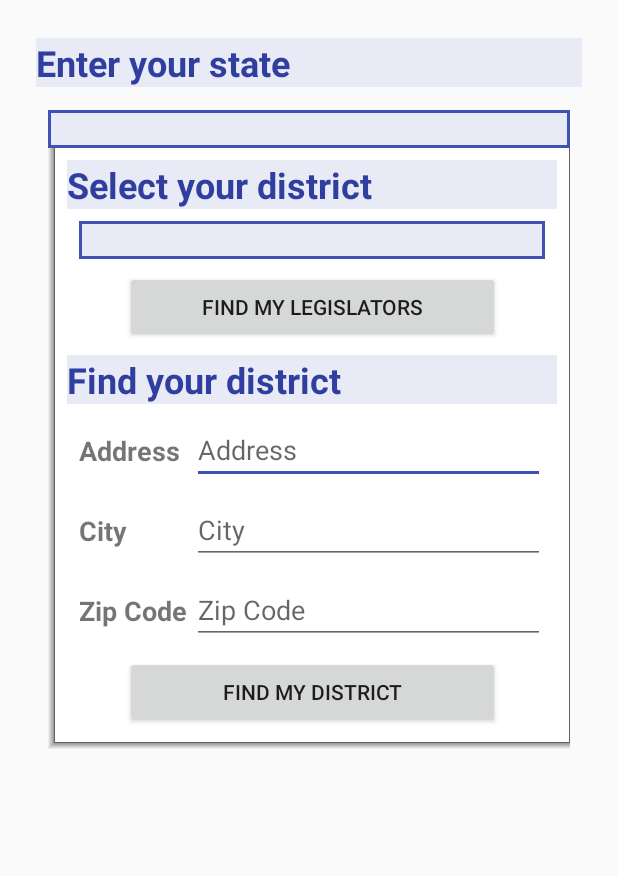
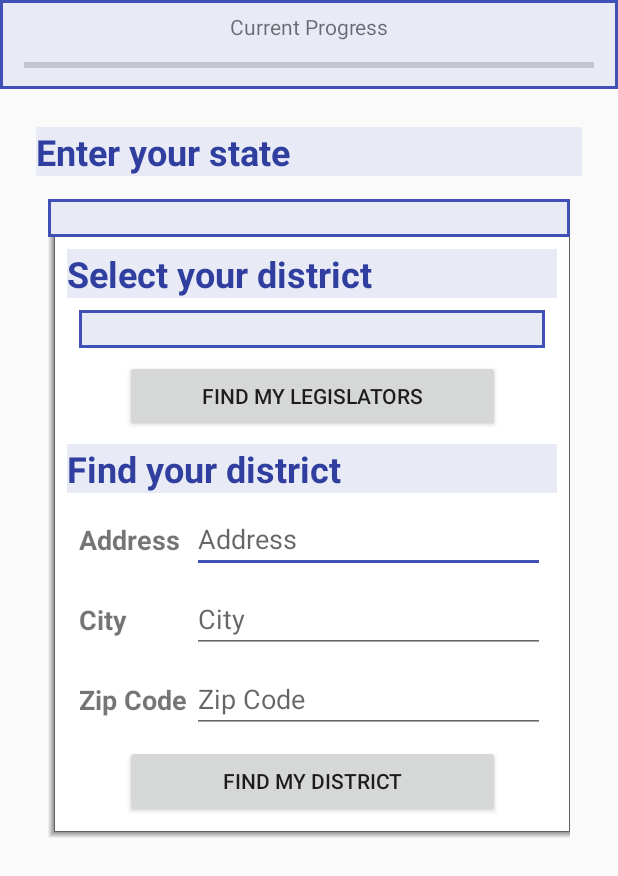
Before and after one commit to Samson50/LexLator, an Android app: the layout fragment_home.xml on its own in the app's theme, with its tools: preview values and no code run, on a phone screen of 412 x 824 dp. Shown: the top 876 px of the screen. Run offline under Robolectric (Android 15) with nearby library versions, the light colour scheme and no system bars.

Commit message:
Changed from progress overlay to top progress bar

```diff
--- a/app/src/main/java/com/decent/lexlator/MainActivity.java
+++ b/app/src/main/java/com/decent/lexlator/MainActivity.java
@@ -23,8 +23,6 @@ public class MainActivity extends AppCompatActivity {
     private static final String TAG = "MainActivity";
 
     private AppBarConfiguration mAppBarConfiguration;
-
-    private String state;
 
     @Override
     protected void onCreate(Bundle savedInstanceState) {
--- a/app/src/main/res/layout/fragment_home.xml
+++ b/app/src/main/res/layout/fragment_home.xml
@@ -7,44 +7,6 @@
     tools:context=".ui.home.HomeFragment">
 
     <androidx.constraintlayout.widget.ConstraintLayout
-        android:id="@+id/progress_overlay"
-        android:layout_width="match_parent"
-        android:layout_height="match_parent"
-        android:background="#B6636363"
-        android:visibility="gone"
-        app:layout_constraintBottom_toBottomOf="parent"
-        app:layout_constraintEnd_toEndOf="parent"
-        app:layout_constraintStart_toStartOf="parent"
-        app:layout_constraintTop_toTopOf="parent">
-
-        <TextView
-            android:id="@+id/progress_text"
-            android:layout_width="wrap_content"
-            android:layout_height="wrap_content"
-            android:layout_marginBottom="16dp"
-            android:background="#965A8EBD"
-            android:text="@string/current_progress"
-            android:textSize="24sp"
-            app:layout_constraintBottom_toTopOf="@+id/update_progress_bar"
-            app:layout_constraintEnd_toEndOf="parent"
-            app:layout_constraintHorizontal_bias="0.497"
-            app:layout_constraintStart_toStartOf="parent" />
-
-        <ProgressBar
-            android:id="@+id/update_progress_bar"
-            style="?android:attr/progressBarStyleHorizontal"
-            android:layout_width="0dp"
-            android:layout_height="wrap_content"
-            android:layout_marginStart="32dp"
-            android:layout_marginEnd="32dp"
-            android:layout_marginBottom="64dp"
-            app:layout_constraintBottom_toBottomOf="parent"
-            app:layout_constraintEnd_toEndOf="parent"
-            app:layout_constraintStart_toStartOf="parent"
-            app:layout_constraintTop_toTopOf="parent" />
-    </androidx.constraintlayout.widget.ConstraintLayout>
-
-    <androidx.constraintlayout.widget.ConstraintLayout
         android:id="@+id/home_content_layout"
         android:layout_width="match_parent"
         android:layout_height="match_parent"
@@ -52,6 +14,14 @@
         app:layout_constraintEnd_toEndOf="parent"
         app:layout_constraintStart_toStartOf="parent"
         app:layout_constraintTop_toTopOf="parent">
+
+        <include
+            android:id="@+id/include"
+            layout="@layout/layout_progress_bar"
+            app:layout_constraintEnd_toEndOf="parent"
+            app:layout_constraintStart_toStartOf="parent"
+            app:layout_constraintTop_toTopOf="parent"
+            tools:visibility="visible" />
 
         <TextView
             android:id="@+id/select_state_text"
@@ -67,7 +37,7 @@
             android:textStyle="bold"
             app:layout_constraintEnd_toEndOf="parent"
             app:layout_constraintStart_toStartOf="parent"
-            app:layout_constraintTop_toTopOf="parent" />
+            app:layout_constraintTop_toBottomOf="@id/include" />
 
         <Spinner
             android:id="@+id/stateSpinner"
--- /dev/null
+++ b/app/src/main/res/layout/layout_progress_bar.xml
@@ -0,0 +1,34 @@
+<?xml version="1.0" encoding="utf-8"?>
+<androidx.constraintlayout.widget.ConstraintLayout xmlns:android="http://schemas.android.com/apk/res/android"
+    xmlns:app="http://schemas.android.com/apk/res-auto"
+    xmlns:tools="http://schemas.android.com/tools"
+    android:id="@+id/layout_progress"
+    android:layout_width="match_parent"
+    android:layout_height="wrap_content"
+    android:background="@drawable/layout_spinner_border">
+
+    <TextView
+        android:id="@+id/progress_text"
+        android:layout_width="wrap_content"
+        android:layout_height="wrap_content"
+        android:layout_marginTop="8dp"
+        android:text="@string/current_progress"
+        app:layout_constraintEnd_toEndOf="parent"
+        app:layout_constraintStart_toStartOf="parent"
+        app:layout_constraintTop_toTopOf="parent" />
+
+    <ProgressBar
+        android:id="@+id/update_progress_bar"
+        style="?android:attr/progressBarStyleHorizontal"
+        android:layout_width="0dp"
+        android:layout_height="wrap_content"
+        android:layout_marginStart="16dp"
+        android:layout_marginTop="8dp"
+        android:layout_marginEnd="16dp"
+        android:layout_marginBottom="8dp"
+        app:layout_constraintBottom_toBottomOf="parent"
+        app:layout_constraintEnd_toEndOf="parent"
+        app:layout_constraintStart_toStartOf="parent"
+        app:layout_constraintTop_toBottomOf="@+id/progress_text" />
+
+</androidx.constraintlayout.widget.ConstraintLayout>
```
Also changed, not shown: app/src/main/java/com/decent/lexlator/ui/home/HomeFragment.java (+7 -5 lines), app/src/main/java/com/decent/lexlator/utils/CacheManager.java (+0 -114 lines), app/src/main/java/com/decent/lexlator/utils/UpdateTask.java (+15 -15 lines).
